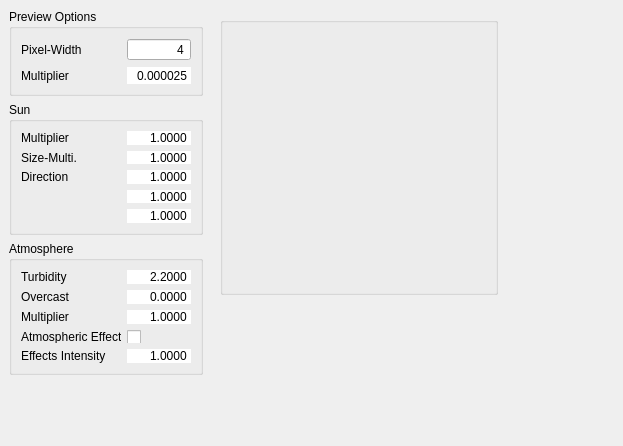
Before: the Qt Designer form src/qt-frontend/widgets/QtSunSkyEditor/forms/qtsunskyeditor.ui in phresnel/picogen, drawn with Qt 5.
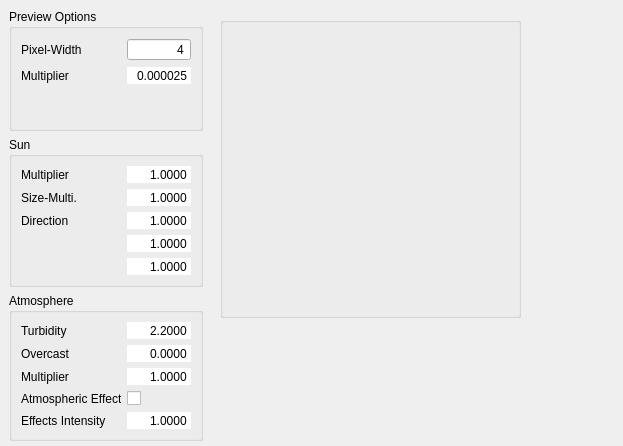
After: the same form once the commit is applied.

Commit message: fix glitch in sunsky-editor where the rendered image exceeds its group box

```diff
--- a/src/qt-frontend/widgets/QtSunSkyEditor/forms/qtsunskyeditor.ui
+++ b/src/qt-frontend/widgets/QtSunSkyEditor/forms/qtsunskyeditor.ui
@@ -18,12 +18,12 @@
     <rect>
      <x>220</x>
      <y>17</y>
-     <width>278</width>
-     <height>278</height>
+     <width>301</width>
+     <height>301</height>
     </rect>
    </property>
    <property name="sizePolicy">
-    <sizepolicy hsizetype="Maximum" vsizetype="Maximum">
+    <sizepolicy hsizetype="Preferred" vsizetype="Preferred">
      <horstretch>0</horstretch>
      <verstretch>0</verstretch>
     </sizepolicy>
@@ -35,14 +35,11 @@
     <set>Qt::AlignLeading|Qt::AlignLeft|Qt::AlignVCenter</set>
    </property>
    <layout class="QHBoxLayout" name="horizontalLayout">
+    <property name="margin">
+     <number>3</number>
+    </property>
     <item>
      <widget class="QLabel" name="previewScreen">
-      <property name="sizePolicy">
-       <sizepolicy hsizetype="Fixed" vsizetype="Fixed">
-        <horstretch>0</horstretch>
-        <verstretch>0</verstretch>
-       </sizepolicy>
-      </property>
       <property name="minimumSize">
        <size>
         <width>256</width>
@@ -68,7 +65,7 @@
      <x>9</x>
      <y>9</y>
      <width>194</width>
-     <height>366</height>
+     <height>432</height>
     </rect>
    </property>
    <layout class="QVBoxLayout" name="verticalLayout">
```
